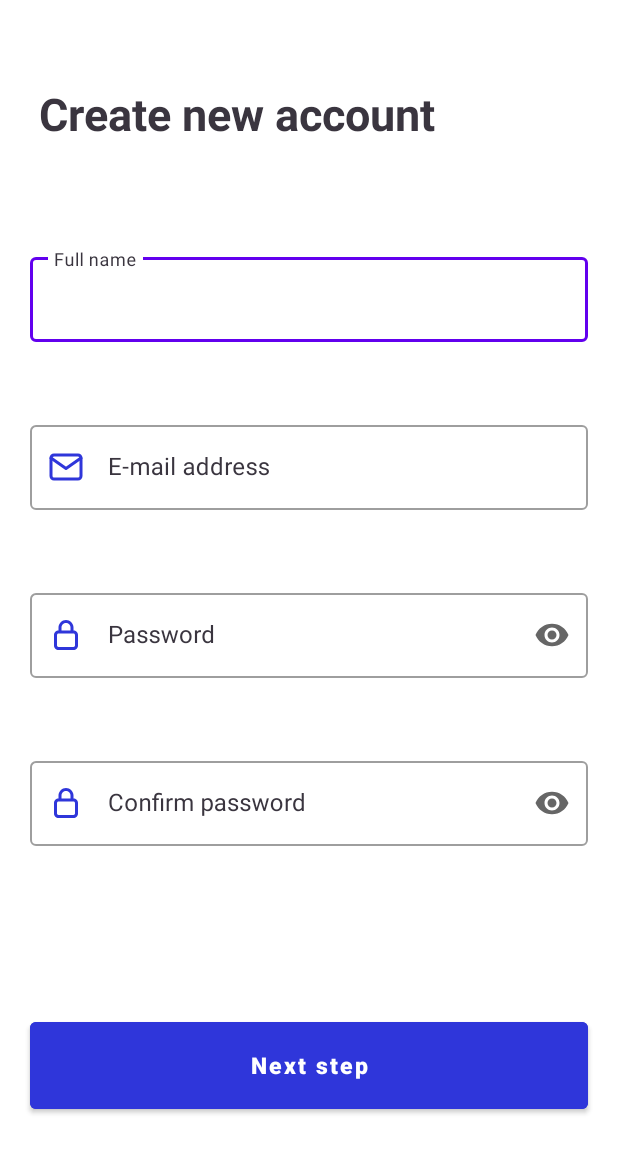
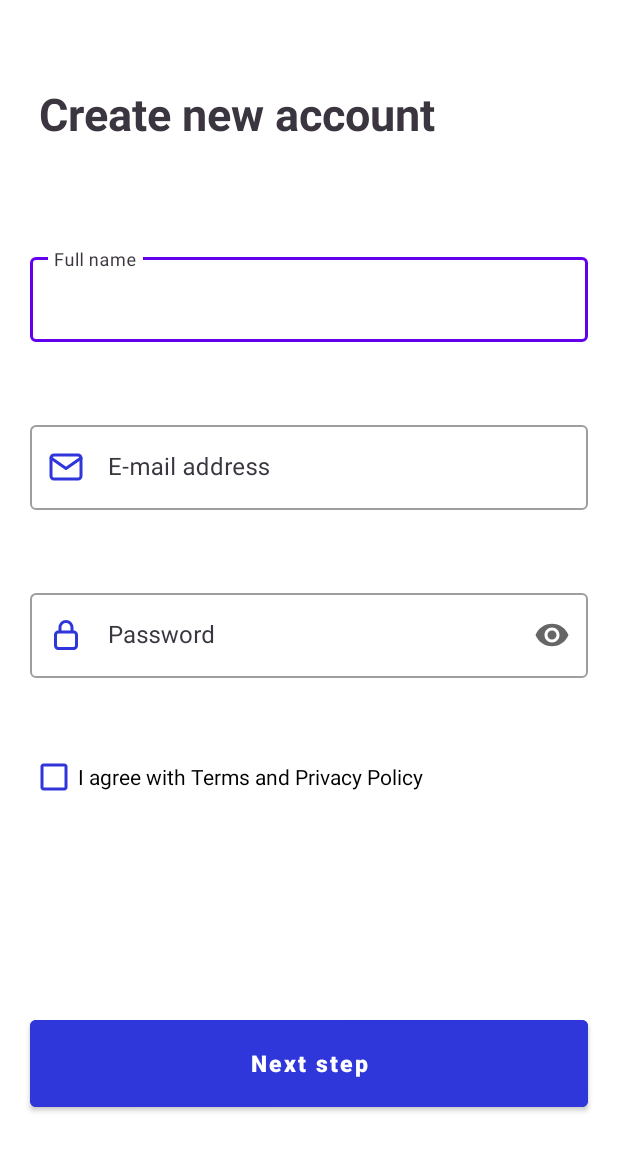
Before and after one commit to Edgar2006/Bar_scanner, an Android app: the Register screen opened directly, with no data from a screen before it, after a tap on "Next step", on a phone screen of 412 x 824 dp. Shown: the top 1153 px of the screen. Run offline under Robolectric (Android 15) with nearby library versions, the phone set to English and light mode, and no system bars; our stand-ins replace Firebase (no records; nobody signed in at launch, a user with empty details on screens opened directly).

Commit message:
add logout function and edit register view

```diff
--- a/app/src/main/AndroidManifest.xml
+++ b/app/src/main/AndroidManifest.xml
@@ -19,7 +19,7 @@
         android:theme="@style/Theme.QR_scanner"
         tools:targetApi="31">
         <activity
-            android:name=".SettingsActivity"
+            android:name=".Activity.SettingsActivity"
             android:exported="false">
             <meta-data
                 android:name="android.app.lib_name"
--- a/app/src/main/java/com/example/qr_scanner/Activity/HomeActivity.java
+++ b/app/src/main/java/com/example/qr_scanner/Activity/HomeActivity.java
@@ -29,8 +29,8 @@ public class HomeActivity extends AppCompatActivity {
         startActivity(intent);
     }
     public void onCLickSetting(View view){
-        Intent intent = new Intent(HomeActivity.this,SettingsActivity.class);
-        startActivity(intent);
+        Intent intent1 = new Intent(HomeActivity.this,SettingsActivity.class);
+        startActivity(intent1);
     }
     public void addLocalData(){
         Intent intent = getIntent();
--- a/app/src/main/java/com/example/qr_scanner/Activity/Register.java
+++ b/app/src/main/java/com/example/qr_scanner/Activity/Register.java
@@ -7,6 +7,7 @@ import android.content.Intent;
 import android.os.Bundle;
 import android.view.View;
 import android.widget.Button;
+import android.widget.CheckBox;
 import android.widget.Toast;
 
 import com.example.qr_scanner.Class.Function;
@@ -21,13 +22,13 @@ import com.google.firebase.database.DatabaseReference;
 import com.google.firebase.database.FirebaseDatabase;
 
 public class Register extends AppCompatActivity {
-    private TextInputLayout name,email,password, copyPassword;
+    private TextInputLayout name,email,password;
     private Button register;
     private FirebaseAuth mAuth;
     private DatabaseReference reference;
     private FirebaseDatabase database;
-    private String nameToString, emailToString, passwordToString, copyPasswordToString;
-
+    private String nameToString, emailToString, passwordToString;
+    private CheckBox checkBox;
     @Override
     protected void onCreate(Bundle savedInstanceState) {
         super.onCreate(savedInstanceState);
@@ -38,24 +39,23 @@ public class Register extends AppCompatActivity {
         name = (TextInputLayout)findViewById(R.id.name);
         email = (TextInputLayout)findViewById(R.id.email);
         password = (TextInputLayout)findViewById(R.id.password);
-        copyPassword = (TextInputLayout)findViewById(R.id.copy_password);
         register = findViewById(R.id.register);
         mAuth = FirebaseAuth.getInstance();
         database = FirebaseDatabase.getInstance();
         reference = database.getReference("User");
         emailToString = email.getEditText().getText().toString();
         passwordToString = password.getEditText().getText().toString();
+        checkBox = (CheckBox) findViewById(R.id.checkBox);
     }
     public void onCLickNextStep(View view){
         nameToString = name.getEditText().getText().toString();
         emailToString = email.getEditText().getText().toString();
         passwordToString = password.getEditText().getText().toString();
-        copyPasswordToString = copyPassword.getEditText().getText().toString();
-        if(nameToString.isEmpty() || emailToString.isEmpty() || passwordToString.isEmpty() || copyPasswordToString.isEmpty()){
+        if(nameToString.isEmpty() || emailToString.isEmpty() || passwordToString.isEmpty() || !checkBox.isChecked()){
             Toast.makeText(Register.this, "Fields cannot be empty", Toast.LENGTH_SHORT).show();
         }
         else {
-            if(password.getEditText().getText().toString().equals(copyPassword.getEditText().getText().toString())){
+            if(passwordToString.length() > 7){
                 mAuth.createUserWithEmailAndPassword(emailToString, passwordToString)
                         .addOnCompleteListener(new OnCompleteListener<AuthResult>() {
                             @Override
--- a/app/src/main/res/layout/activity_register.xml
+++ b/app/src/main/res/layout/activity_register.xml
@@ -61,29 +61,13 @@
             />
 
     </com.google.android.material.textfield.TextInputLayout>
-    <com.google.android.material.textfield.TextInputLayout
-        android:id="@+id/copy_password"
-        style="@style/LoginTextInputLayoutStyle"
-        app:startIconDrawable="@drawable/u_lock"
-        app:endIconMode="password_toggle"
-        android:layout_below="@+id/password"
-        android:hint="@string/confirm_password">
-
-        <com.google.android.material.textfield.TextInputEditText
-            android:layout_width="match_parent"
-            android:layout_height="wrap_content"
-            android:inputType="textPassword"
-            />
-
-    </com.google.android.material.textfield.TextInputLayout>
-
     <Button
         android:id="@+id/register"
         android:layout_width="match_parent"
         android:layout_height="70dp"
-        android:layout_below="@+id/copy_password"
+        android:layout_below="@+id/password"
         android:layout_marginHorizontal="20dp"
-        android:layout_marginTop="111dp"
+        android:layout_marginTop="222dp"
         android:backgroundTint="@color/Base_color"
         android:onClick="onCLickNextStep"
         android:text="@string/next_step"
@@ -92,4 +76,14 @@
         android:textStyle="bold" />
 
 
+    <CheckBox
+        android:buttonTint="@color/Base_color"
+        android:id="@+id/checkBox"
+        android:layout_width="match_parent"
+        android:layout_height="wrap_content"
+        android:layout_below="@+id/password"
+        android:layout_marginHorizontal="20dp"
+        android:layout_marginTop="42dp"
+        android:text="@string/i_agree_with_terms_and_privacy_policy" />
+
 </RelativeLayout>
--- a/app/src/main/res/values/strings.xml
+++ b/app/src/main/res/values/strings.xml
@@ -16,4 +16,5 @@
     <string name="be_in_control_of_your_something">Be in control of your Something</string>
     <string name="settings">Settings</string>
     <string name="welcome_home">Welcome Home</string>
+    <string name="i_agree_with_terms_and_privacy_policy">I agree with Terms and Privacy Policy</string>
 </resources>
```
Also changed, not shown: app/src/main/java/com/example/qr_scanner/Activity/SettingsActivity.java (+27 -1 lines), app/src/main/res/layout/activity_settings.xml (+10 -2 lines).
